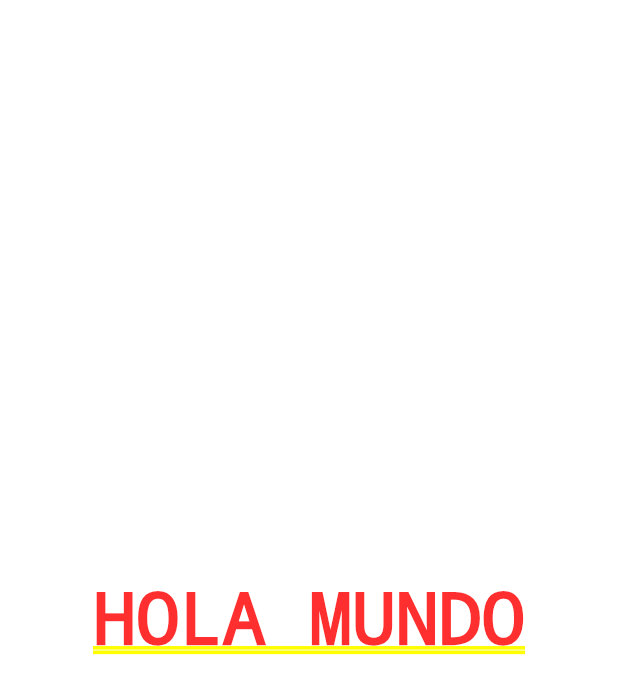
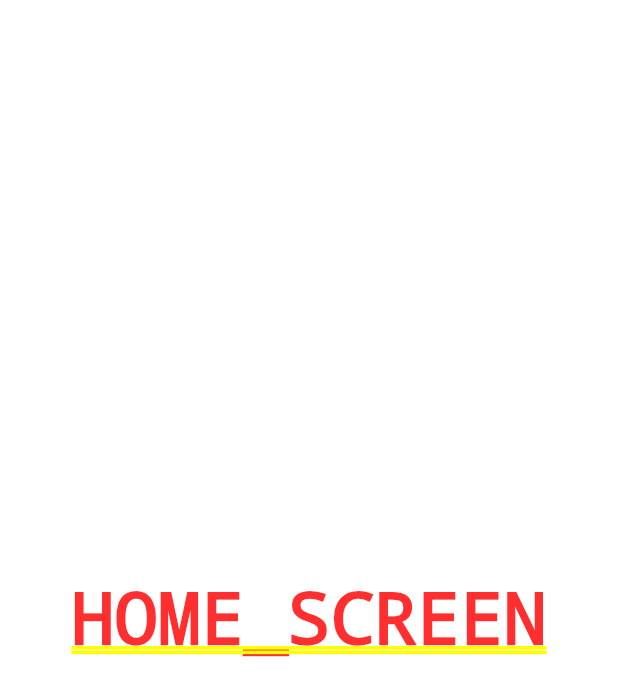
Before and after one commit to luiscg01/proyecto_flutter, a Flutter app: the screen it shows after launch, on a phone screen of 412 x 824 dp. Shown: the top 696 px of the screen. Run offline on Flutter 3.47's test engine with Material 2 defaults, Android fonts, the phone set to English and light mode, and no system bars.

Commit message:
Implementacion de archivos

```diff
--- a/lib/main.dart
+++ b/lib/main.dart
@@ -1,16 +1,17 @@
+import 'package:counter_app/screens/home_screen.dart';
 import 'package:flutter/material.dart';
 
 void main() {
-  runApp(MyApp());
+  runApp(const MyApp());
 }
 
 class MyApp extends StatelessWidget {
+  const MyApp({super.key});
+
   @override
   Widget build(BuildContext context) {
-    return MaterialApp(
-      home: Center(
-        child: Text('HOLA MUNDO'),
-      )
+    return const MaterialApp(
+      home: HomeScreen()
     );
   }
 
--- /dev/null
+++ b/lib/screens/home_screen.dart
@@ -0,0 +1,13 @@
+import 'package:flutter/material.dart';
+
+class HomeScreen extends StatelessWidget {
+  const HomeScreen({super.key});
+
+
+  Widget build(BuildContext context) {
+    return const Center(
+        child: Text('HOME_SCREEN'),
+      );
+  }
+
+}
```
Also changed, not shown: pubspec.lock (added).
